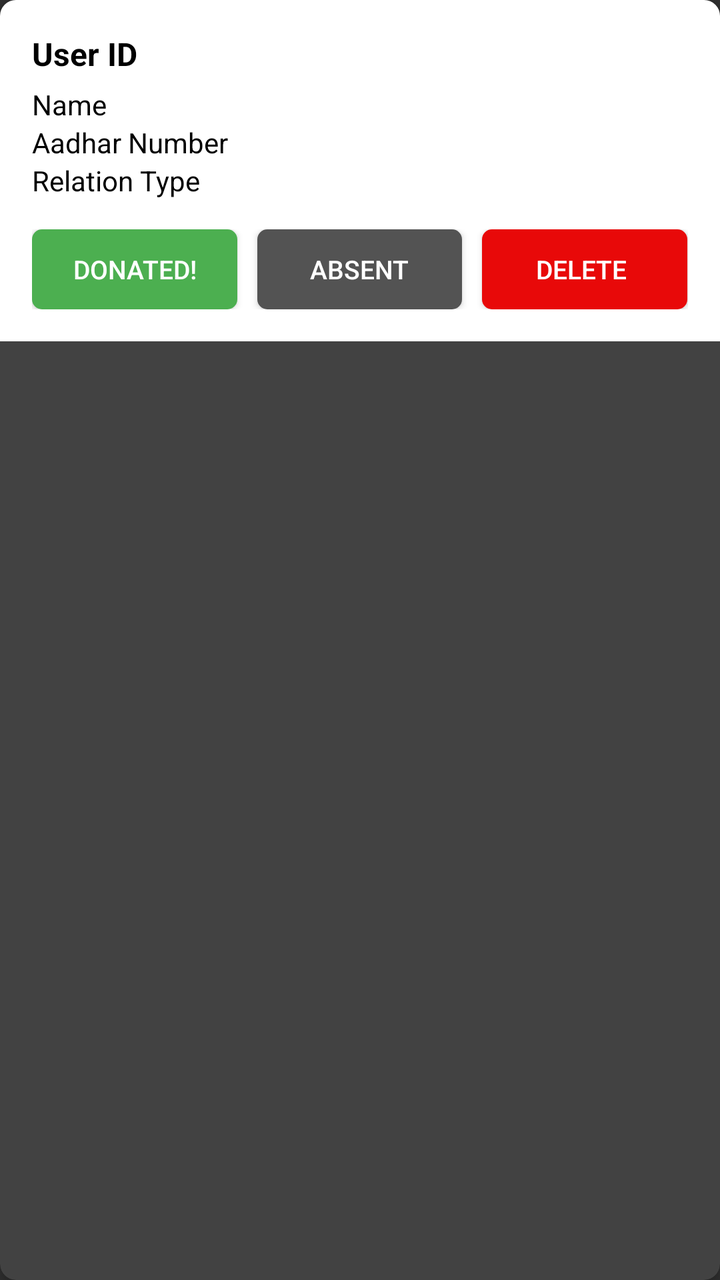
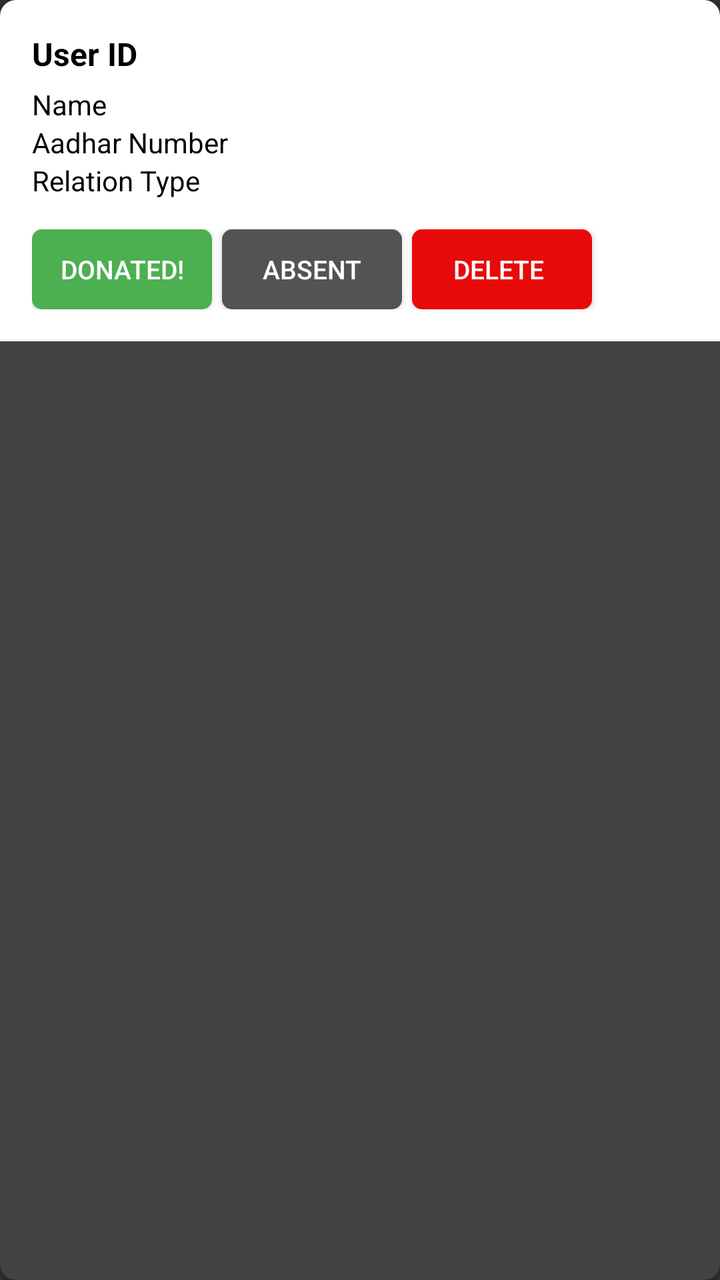

Before-and-after screenshots of an Android layout around one commit, followed by the original layout XML and the change that was made.
<!-- AndroidManifest.xml: application theme Theme.AppCompat -->
<!-- res/layout/donation_req_card.xml -->
<?xml version="1.0" encoding="utf-8"?>
<androidx.cardview.widget.CardView xmlns:android="http://schemas.android.com/apk/res/android"
    xmlns:app="http://schemas.android.com/apk/res-auto"
    android:layout_width="match_parent"
    android:layout_height="wrap_content"
    android:layout_margin="5dp"
    app:cardCornerRadius="8dp"
    app:cardElevation="4dp">

    <LinearLayout
        android:layout_width="match_parent"
        android:layout_height="wrap_content"
        android:orientation="vertical"
        android:background="#FFFFFF"
        android:padding="16dp">

        <TextView
            android:id="@+id/userIdTextView"
            android:layout_width="wrap_content"
            android:layout_height="wrap_content"
            android:textColor="#000000"
            android:text="User ID"
            android:textStyle="bold"
            android:layout_marginBottom="5dp"
            android:textSize="16sp" />

        <TextView
            android:id="@+id/nameTextView"
            android:layout_width="wrap_content"
            android:layout_height="wrap_content"
            android:text="Name"
            android:textColor="#000000"
            android:textSize="14sp" />

        <TextView
            android:id="@+id/adharTextView"
            android:layout_width="wrap_content"
            android:layout_height="wrap_content"
            android:text="Aadhar Number"
            android:textColor="#000000"
            android:textSize="14sp" />

        <TextView
            android:id="@+id/relationTypeTextView"
            android:layout_width="wrap_content"
            android:layout_height="wrap_content"
            android:textColor="#000000"
            android:text="Relation Type"
            android:textSize="14sp" />

        <LinearLayout
            android:layout_width="match_parent"
            android:layout_height="wrap_content"
            android:layout_marginTop="15dp"
            android:orientation="horizontal">

            <Button
                android:id="@+id/donatedButton"
                android:layout_width="0dp"
                android:layout_height="40dp"
                android:layout_weight="0.8"
                android:layout_marginRight="10dp"
                android:background="@drawable/round_theme"
                android:textSize="13sp"
                android:text="Donated!" />

            <Button
                android:id="@+id/absentButton"
                android:layout_width="0dp"
                android:layout_height="40dp"
                android:layout_weight="0.8"
                android:layout_marginRight="10dp"
                android:background="@drawable/round_theme_grey"
                android:gravity="center"
                android:textSize="13sp"
                android:text="Absent" />

            <Button
                android:id="@+id/deleteRequestButton"
                android:layout_width="0dp"
                android:layout_height="40dp"
                android:background="@drawable/round_theme_red"
                android:layout_weight="0.8"
                android:textSize="13sp"
                android:text="Delete " />
        </LinearLayout>

    </LinearLayout>
</androidx.cardview.widget.CardView>
<!-- resources referenced by this layout -->
<resources>
  <!-- drawable round_theme (drawable) -->
  <shape xmlns:android="http://schemas.android.com/apk/res/android"
      android:shape="rectangle">
      <corners android:radius="5dp" /> 
      <solid android:color="#4caf50" /> 
  </shape>
  <!-- drawable round_theme_grey (drawable) -->
  <shape xmlns:android="http://schemas.android.com/apk/res/android"
      android:shape="rectangle">
      <corners android:radius="5dp" /> 
      <solid android:color="#535353" /> 
  </shape>
  <!-- drawable round_theme_red (drawable) -->
  <shape xmlns:android="http://schemas.android.com/apk/res/android"
      android:shape="rectangle">
      <corners android:radius="5dp" /> 
      <solid android:color="#E80909" /> 
  </shape>
</resources>

<!-- the commit's change to res/layout/donation_req_card.xml (unified diff, before → after) -->
@@ -56,20 +56,18 @@
 
             <Button
                 android:id="@+id/donatedButton"
-                android:layout_width="0dp"
+                android:layout_width="90dp"
                 android:layout_height="40dp"
-                android:layout_weight="0.8"
-                android:layout_marginRight="10dp"
+                android:layout_marginRight="5dp"
                 android:background="@drawable/round_theme"
                 android:textSize="13sp"
                 android:text="Donated!" />
 
             <Button
                 android:id="@+id/absentButton"
-                android:layout_width="0dp"
+                android:layout_width="90dp"
                 android:layout_height="40dp"
-                android:layout_weight="0.8"
-                android:layout_marginRight="10dp"
+                android:layout_marginRight="5dp"
                 android:background="@drawable/round_theme_grey"
                 android:gravity="center"
                 android:textSize="13sp"
@@ -77,10 +75,9 @@
 
             <Button
                 android:id="@+id/deleteRequestButton"
-                android:layout_width="0dp"
+                android:layout_width="90dp"
                 android:layout_height="40dp"
                 android:background="@drawable/round_theme_red"
-                android:layout_weight="0.8"
                 android:textSize="13sp"
                 android:text="Delete " />
         </LinearLayout>
<!-- resource entries referenced after the edit -->
@@ -1,11 +1,20 @@
 <!-- resources referenced by this layout -->
 <resources>
   <!-- drawable round_theme (drawable) -->
-  <shape xmlns:android="http://schemas.android.com/apk/res/android"
-      android:shape="rectangle">
-      <corners android:radius="5dp" /> 
-      <solid android:color="#4caf50" /> 
-  </shape>
+  <selector xmlns:android="http://schemas.android.com/apk/res/android">
+      <item android:state_pressed="true">
+          <shape android:shape="rectangle">
+              <corners android:radius="5dp" />
+              <solid android:color="#000000" /> 
+          </shape>
+      </item>
+      <item>
+          <shape android:shape="rectangle">
+              <corners android:radius="5dp" />
+              <solid android:color="#4caf50" /> 
+          </shape>
+      </item>
+  </selector>
   <!-- drawable round_theme_grey (drawable) -->
   <shape xmlns:android="http://schemas.android.com/apk/res/android"
       android:shape="rectangle">
